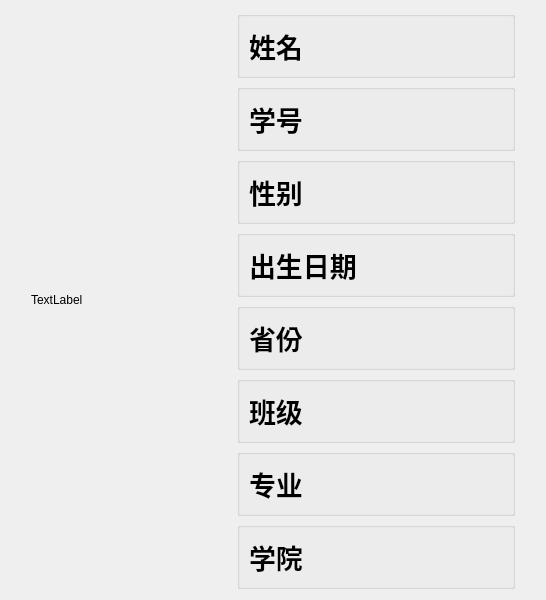
Old version of the form studentTerminal/ui/userinfo.ui in the repository MuxiZhaoyang/SIMS-C-language-major-assignment.
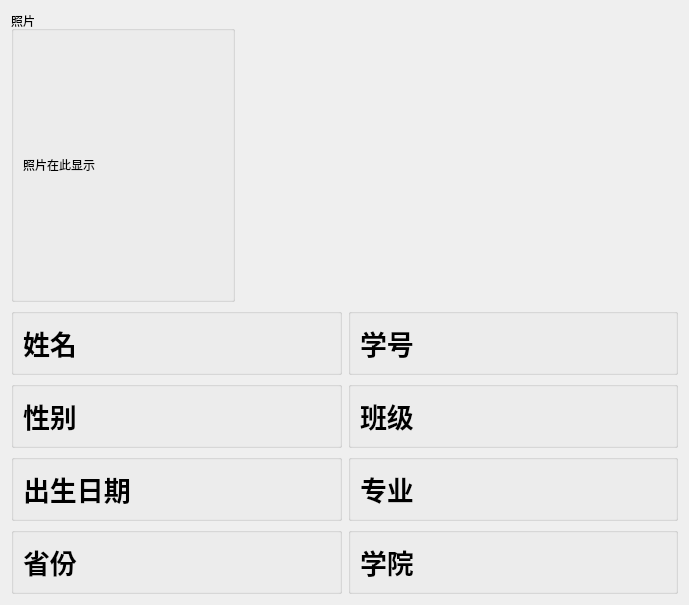
New version of the form.

```diff
--- a/studentTerminal/ui/userinfo.ui
+++ b/studentTerminal/ui/userinfo.ui
@@ -6,280 +6,62 @@
    <rect>
     <x>0</x>
     <y>0</y>
-    <width>546</width>
-    <height>418</height>
+    <width>689</width>
+    <height>504</height>
    </rect>
   </property>
   <property name="windowTitle">
    <string>userInfo</string>
   </property>
-  <layout class="QHBoxLayout" name="horizontalLayout_9">
+  <layout class="QVBoxLayout" name="verticalLayout_4">
    <item>
-    <spacer name="horizontalSpacer_2">
-     <property name="orientation">
-      <enum>Qt::Horizontal</enum>
-     </property>
-     <property name="sizeType">
-      <enum>QSizePolicy::Maximum</enum>
-     </property>
-     <property name="sizeHint" stdset="0">
-      <size>
-       <width>20</width>
-       <height>20</height>
-      </size>
-     </property>
-    </spacer>
-   </item>
-   <item>
-    <widget class="QLabel" name="photo">
-     <property name="minimumSize">
-      <size>
-       <width>200</width>
-       <height>250</height>
-      </size>
-     </property>
-     <property name="maximumSize">
-      <size>
-       <width>200</width>
-       <height>250</height>
-      </size>
-     </property>
-     <property name="text">
-      <string>TextLabel</string>
-     </property>
-    </widget>
-   </item>
-   <item>
-    <layout class="QVBoxLayout" name="verticalLayout">
+    <layout class="QHBoxLayout" name="horizontalLayout_9">
      <item>
-      <spacer name="verticalSpacer_2">
+      <widget class="QGroupBox" name="groupBox_9">
+       <property name="title">
+        <string>照片</string>
+       </property>
+       <layout class="QVBoxLayout" name="verticalLayout_5">
+        <item>
+         <widget class="QLabel" name="photo">
+          <property name="minimumSize">
+           <size>
+            <width>200</width>
+            <height>250</height>
+           </size>
+          </property>
+          <property name="maximumSize">
+           <size>
+            <width>200</width>
+            <height>250</height>
+           </size>
+          </property>
+          <property name="text">
+           <string>照片在此显示</string>
+          </property>
+         </widget>
+        </item>
+       </layout>
+      </widget>
+     </item>
+     <item>
+      <spacer name="horizontalSpacer">
        <property name="orientation">
-        <enum>Qt::Vertical</enum>
+        <enum>Qt::Horizontal</enum>
        </property>
        <property name="sizeHint" stdset="0">
         <size>
-         <width>20</width>
-         <height>40</height>
+         <width>40</width>
+         <height>20</height>
         </size>
        </property>
       </spacer>
      </item>
-     <item>
-      <widget class="QGroupBox" name="groupBox">
-       <property name="title">
-        <string/>
-       </property>
-       <layout class="QHBoxLayout" name="horizontalLayout">
-        <item>
-         <widget class="QLabel" name="T_name">
-          <property name="font">
-           <font>
-            <pointsize>20</pointsize>
-            <bold>true</bold>
-           </font>
-          </property>
-          <property name="text">
-           <string>姓名</string>
-          </property>
-         </widget>
-        </item>
-        <item>
-         <widget class="QLabel" name="name">
-          <property name="sizePolicy">
-           <sizepolicy hsizetype="Preferred" vsizetype="Preferred">
-            <horstretch>1</horstretch>
-            <verstretch>0</verstretch>
-           </sizepolicy>
-          </property>
-          <property name="font">
-           <font>
-            <pointsize>20</pointsize>
-           </font>
-          </property>
-          <property name="text">
-           <string/>
-          </property>
-          <property name="alignment">
-           <set>Qt::AlignCenter</set>
-          </property>
-         </widget>
-        </item>
-       </layout>
-      </widget>
-     </item>
-     <item>
-      <widget class="QGroupBox" name="groupBox_8">
-       <property name="title">
-        <string/>
-       </property>
-       <layout class="QHBoxLayout" name="horizontalLayout_8">
-        <item>
-         <widget class="QLabel" name="T_studID">
-          <property name="font">
-           <font>
-            <pointsize>20</pointsize>
-            <bold>true</bold>
-           </font>
-          </property>
-          <property name="text">
-           <string>学号</string>
-          </property>
-         </widget>
-        </item>
-        <item>
-         <widget class="QLabel" name="studID">
-          <property name="sizePolicy">
-           <sizepolicy hsizetype="Preferred" vsizetype="Preferred">
-            <horstretch>1</horstretch>
-            <verstretch>0</verstretch>
-           </sizepolicy>
-          </property>
-          <property name="font">
-           <font>
-            <pointsize>20</pointsize>
-           </font>
-          </property>
-          <property name="text">
-           <string/>
-          </property>
-          <property name="alignment">
-           <set>Qt::AlignCenter</set>
-          </property>
-         </widget>
-        </item>
-       </layout>
-      </widget>
-     </item>
-     <item>
-      <widget class="QGroupBox" name="groupBox_2">
-       <property name="title">
-        <string/>
-       </property>
-       <layout class="QHBoxLayout" name="horizontalLayout_2">
-        <item>
-         <widget class="QLabel" name="T_gender">
-          <property name="font">
-           <font>
-            <pointsize>20</pointsize>
-            <bold>true</bold>
-           </font>
-          </property>
-          <property name="text">
-           <string>性别</string>
-          </property>
-         </widget>
-        </item>
-        <item>
-         <widget class="QLabel" name="gender">
-          <property name="sizePolicy">
-           <sizepolicy hsizetype="Preferred" vsizetype="Preferred">
-            <horstretch>1</horstretch>
-            <verstretch>0</verstretch>
-           </sizepolicy>
-          </property>
-          <property name="font">
-           <font>
-            <pointsize>20</pointsize>
-           </font>
-          </property>
-          <property name="text">
-           <string/>
-          </property>
-          <property name="alignment">
-           <set>Qt::AlignCenter</set>
-          </property>
-         </widget>
-        </item>
-       </layout>
-      </widget>
-     </item>
-     <item>
-      <widget class="QGroupBox" name="groupBox_7">
-       <property name="title">
-        <string/>
-       </property>
-       <layout class="QHBoxLayout" name="horizontalLayout_7">
-        <item>
-         <widget class="QLabel" name="T_birth">
-          <property name="font">
-           <font>
-            <pointsize>20</pointsize>
-            <bold>true</bold>
-           </font>
-          </property>
-          <property name="text">
-           <string>出生日期</string>
-          </property>
-         </widget>
-        </item>
-        <item>
-         <widget class="QLabel" name="birth">
-          <property name="sizePolicy">
-           <sizepolicy hsizetype="Preferred" vsizetype="Preferred">
-            <horstretch>1</horstretch>
-            <verstretch>0</verstretch>
-           </sizepolicy>
-          </property>
-          <property name="font">
-           <font>
-            <pointsize>20</pointsize>
-           </font>
-          </property>
-          <property name="text">
-           <string/>
-          </property>
-          <property name="alignment">
-           <set>Qt::AlignCenter</set>
-          </property>
-         </widget>
-        </item>
-       </layout>
-      </widget>
-     </item>
-     <item>
-      <widget class="QGroupBox" name="groupBox_6">
-       <property name="title">
-        <string/>
-       </property>
-       <layout class="QHBoxLayout" name="horizontalLayout_6">
-        <item>
-         <widget class="QLabel" name="T_province">
-          <property name="font">
-           <font>
-            <pointsize>20</pointsize>
-            <bold>true</bold>
-           </font>
-          </property>
-          <property name="text">
-           <string>省份</string>
-          </property>
-         </widget>
-        </item>
-        <item>
-         <widget class="QLabel" name="province">
-          <property name="sizePolicy">
-           <sizepolicy hsizetype="Preferred" vsizetype="Preferred">
-            <horstretch>1</horstretch>
-            <verstretch>0</verstretch>
-           </sizepolicy>
-          </property>
-          <property name="font">
-           <font>
-            <pointsize>20</pointsize>
-           </font>
-          </property>
-          <property name="text">
-           <string/>
-          </property>
-          <property name="alignment">
-           <set>Qt::AlignCenter</set>
-          </property>
-         </widget>
-        </item>
-       </layout>
-      </widget>
-     </item>
-     <item>
+    </layout>
+   </item>
+   <item>
+    <layout class="QGridLayout" name="gridLayout">
+     <item row="1" column="1">
       <widget class="QGroupBox" name="groupBox_3">
        <property name="title">
         <string/>
@@ -322,7 +104,7 @@
        </layout>
       </widget>
      </item>
-     <item>
+     <item row="2" column="1">
       <widget class="QGroupBox" name="groupBox_5">
        <property name="title">
         <string/>
@@ -365,7 +147,7 @@
        </layout>
       </widget>
      </item>
-     <item>
+     <item row="3" column="1">
       <widget class="QGroupBox" name="groupBox_4">
        <property name="title">
         <string/>
@@ -408,37 +190,227 @@
        </layout>
       </widget>
      </item>
-     <item>
-      <spacer name="verticalSpacer_3">
-       <property name="orientation">
-        <enum>Qt::Vertical</enum>
+     <item row="3" column="0">
+      <widget class="QGroupBox" name="groupBox_6">
+       <property name="title">
+        <string/>
        </property>
-       <property name="sizeHint" stdset="0">
-        <size>
-         <width>20</width>
-         <height>40</height>
-        </size>
+       <layout class="QHBoxLayout" name="horizontalLayout_6">
+        <item>
+         <widget class="QLabel" name="T_province">
+          <property name="font">
+           <font>
+            <pointsize>20</pointsize>
+            <bold>true</bold>
+           </font>
+          </property>
+          <property name="text">
+           <string>省份</string>
+          </property>
+         </widget>
+        </item>
+        <item>
+         <widget class="QLabel" name="province">
+          <property name="sizePolicy">
+           <sizepolicy hsizetype="Preferred" vsizetype="Preferred">
+            <horstretch>1</horstretch>
+            <verstretch>0</verstretch>
+           </sizepolicy>
+          </property>
+          <property name="font">
+           <font>
+            <pointsize>20</pointsize>
+           </font>
+          </property>
+          <property name="text">
+           <string/>
+          </property>
+          <property name="alignment">
+           <set>Qt::AlignCenter</set>
+          </property>
+         </widget>
+        </item>
+       </layout>
+      </widget>
+     </item>
+     <item row="1" column="0">
+      <widget class="QGroupBox" name="groupBox_2">
+       <property name="title">
+        <string/>
        </property>
-      </spacer>
+       <layout class="QHBoxLayout" name="horizontalLayout_2">
+        <item>
+         <widget class="QLabel" name="T_gender">
+          <property name="font">
+           <font>
+            <pointsize>20</pointsize>
+            <bold>true</bold>
+           </font>
+          </property>
+          <property name="text">
+           <string>性别</string>
+          </property>
+         </widget>
+        </item>
+        <item>
+         <widget class="QLabel" name="gender">
+          <property name="sizePolicy">
+           <sizepolicy hsizetype="Preferred" vsizetype="Preferred">
+            <horstretch>1</horstretch>
+            <verstretch>0</verstretch>
+           </sizepolicy>
+          </property>
+          <property name="font">
+           <font>
+            <pointsize>20</pointsize>
+           </font>
+          </property>
+          <property name="text">
+           <string/>
+          </property>
+          <property name="alignment">
+           <set>Qt::AlignCenter</set>
+          </property>
+         </widget>
+        </item>
+       </layout>
+      </widget>
+     </item>
+     <item row="2" column="0">
+      <widget class="QGroupBox" name="groupBox_7">
+       <property name="title">
+        <string/>
+       </property>
+       <layout class="QHBoxLayout" name="horizontalLayout_7">
+        <item>
+         <widget class="QLabel" name="T_birth">
+          <property name="font">
+           <font>
+            <pointsize>20</pointsize>
+            <bold>true</bold>
+           </font>
+          </property>
+          <property name="text">
+           <string>出生日期</string>
+          </property>
+         </widget>
+        </item>
+        <item>
+         <widget class="QLabel" name="birth">
+          <property name="sizePolicy">
+           <sizepolicy hsizetype="Preferred" vsizetype="Preferred">
+            <horstretch>1</horstretch>
+            <verstretch>0</verstretch>
+           </sizepolicy>
+          </property>
+          <property name="font">
+           <font>
+            <pointsize>20</pointsize>
+           </font>
+          </property>
+          <property name="text">
+           <string/>
+          </property>
+          <property name="alignment">
+           <set>Qt::AlignCenter</set>
+          </property>
+         </widget>
+        </item>
+       </layout>
+      </widget>
+     </item>
+     <item row="0" column="1">
+      <layout class="QVBoxLayout" name="verticalLayout_3">
+       <item>
+        <widget class="QGroupBox" name="groupBox_8">
+         <property name="title">
+          <string/>
+         </property>
+         <layout class="QHBoxLayout" name="horizontalLayout_8">
+          <item>
+           <widget class="QLabel" name="T_studID">
+            <property name="font">
+             <font>
+              <pointsize>20</pointsize>
+              <bold>true</bold>
+             </font>
+            </property>
+            <property name="text">
+             <string>学号</string>
+            </property>
+           </widget>
+          </item>
+          <item>
+           <widget class="QLabel" name="studID">
+            <property name="sizePolicy">
+             <sizepolicy hsizetype="Preferred" vsizetype="Preferred">
+              <horstretch>1</horstretch>
+              <verstretch>0</verstretch>
+             </sizepolicy>
+            </property>
+            <property name="font">
+             <font>
+              <pointsize>20</pointsize>
+             </font>
+            </property>
+            <property name="text">
+             <string/>
+            </property>
+            <property name="alignment">
+             <set>Qt::AlignCenter</set>
+            </property>
+           </widget>
+          </item>
+         </layout>
+        </widget>
+       </item>
+      </layout>
+     </item>
+     <item row="0" column="0">
+      <widget class="QGroupBox" name="groupBox">
+       <property name="title">
+        <string/>
+       </property>
+       <layout class="QHBoxLayout" name="horizontalLayout">
+        <item>
+         <widget class="QLabel" name="T_name">
+          <property name="font">
+           <font>
+            <pointsize>20</pointsize>
+            <bold>true</bold>
+           </font>
+          </property>
+          <property name="text">
+           <string>姓名</string>
+          </property>
+         </widget>
+        </item>
+        <item>
+         <widget class="QLabel" name="name">
+          <property name="sizePolicy">
+           <sizepolicy hsizetype="Preferred" vsizetype="Preferred">
+            <horstretch>1</horstretch>
+            <verstretch>0</verstretch>
+           </sizepolicy>
+          </property>
+          <property name="font">
+           <font>
+            <pointsize>20</pointsize>
+           </font>
+          </property>
+          <property name="text">
+           <string/>
+          </property>
+          <property name="alignment">
+           <set>Qt::AlignCenter</set>
+          </property>
+         </widget>
+        </item>
+       </layout>
+      </widget>
      </item>
     </layout>
    </item>
-   <item>
-    <spacer name="horizontalSpacer">
-     <property name="orientation">
-      <enum>Qt::Horizontal</enum>
-     </property>
-     <property name="sizeType">
-      <enum>QSizePolicy::Maximum</enum>
-     </property>
-     <property name="sizeHint" stdset="0">
-      <size>
-       <width>20</width>
-       <height>20</height>
-      </size>
-     </property>
-    </spacer>
-   </item>
   </layout>
  </widget>
  <resources/>
```
